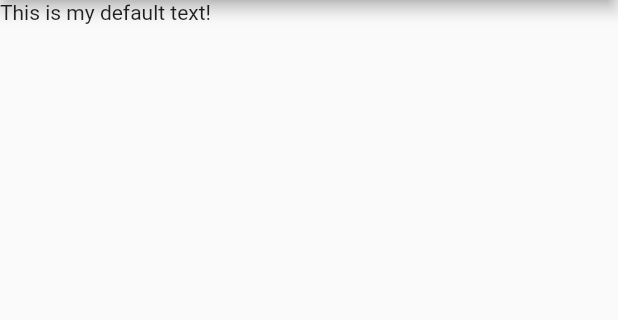
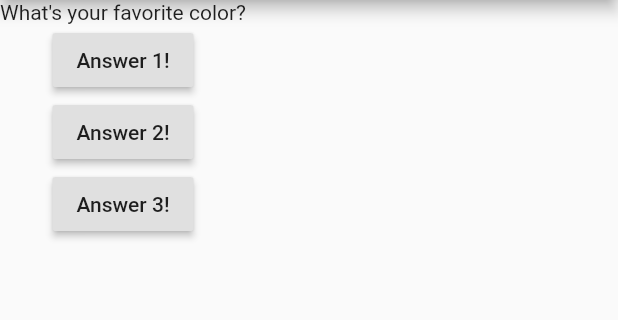
Before and after one commit to TheLueddy/Flutter, a Flutter app: the screen it shows after launch, on a phone screen of 412 x 824 dp, the part 84-404 px from its top. Run offline on Flutter 3.47's test engine with Material 2 defaults, Android fonts, the phone set to English and light mode, and no system bars.

Commit message:
Add questions and answers (via RaisedButtons) to app

```diff
--- a/first_app/lib/main.dart
+++ b/first_app/lib/main.dart
@@ -5,14 +5,41 @@ void main() {
 }
 
 class MyApp extends StatelessWidget {
+  var questionIndex = 0;
+
+  void answerQuestion() {
+    questionIndex += 1;
+    print(questionIndex);
+  }
+
   @override
   Widget build(BuildContext context) {
+    var questions = [
+      'What\'s your favorite color?',
+      'What\'s your favorite animal?',
+    ];
     return MaterialApp(
       home: Scaffold(
         appBar: AppBar(
           title: Text('My first app'),
         ),
-        body: Text('This is my default text!'),
+        body: Column(
+          children: [
+            Text(questions[questionIndex]),
+            RaisedButton(
+              child: Text('Answer 1!'),
+              onPressed: answerQuestion,
+            ),
+            RaisedButton(
+              child: Text('Answer 2!'),
+              onPressed: answerQuestion,
+            ),
+            RaisedButton(
+              child: Text('Answer 3!'),
+              onPressed: answerQuestion,
+            ),
+          ],
+        ),
       ),
     );
   }
```
